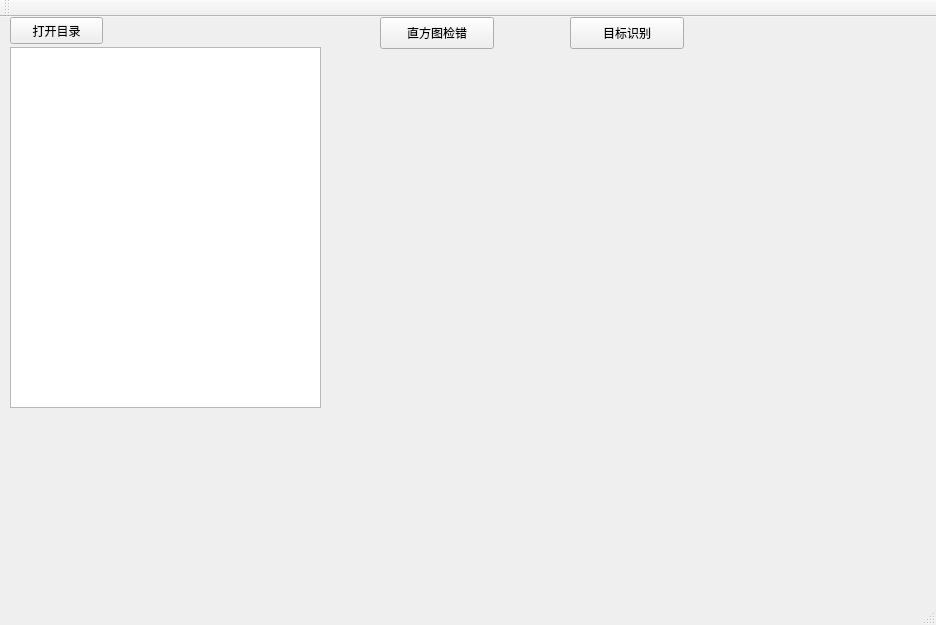
First picture: the form in mainwindow.ui, repository wendycan/image-detect, before the edit.
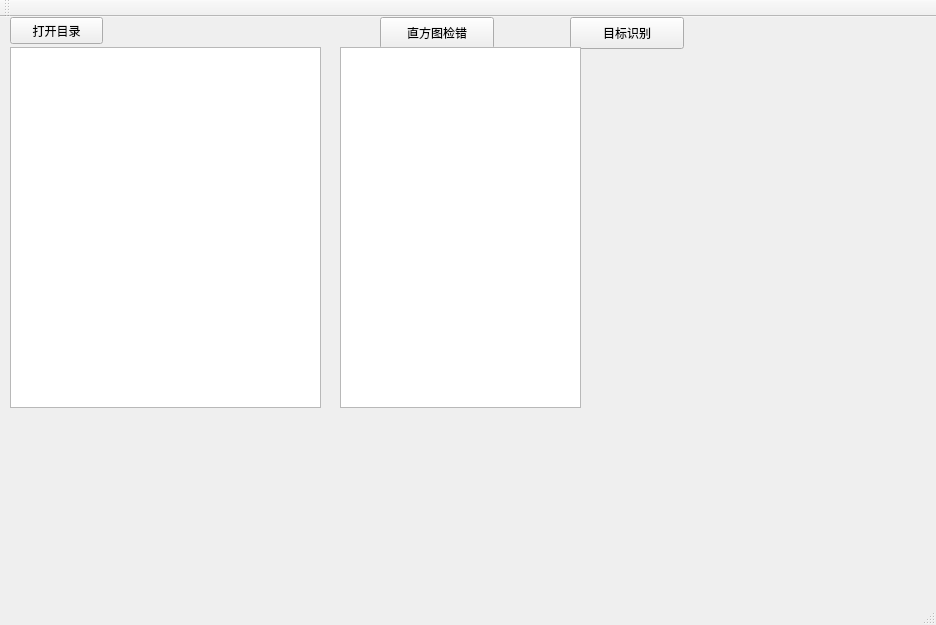
Second picture: the form after the edit.

Commit message: Add histogram calc

```diff
--- a/mainwindow.ui
+++ b/mainwindow.ui
@@ -63,6 +63,16 @@
      <string>目标识别</string>
     </property>
    </widget>
+   <widget class="QTextBrowser" name="textBrowserHist">
+    <property name="geometry">
+     <rect>
+      <x>340</x>
+      <y>30</y>
+      <width>241</width>
+      <height>361</height>
+     </rect>
+    </property>
+   </widget>
   </widget>
   <widget class="QMenuBar" name="menuBar">
    <property name="geometry">
```
The commit also changes 1 other file.
